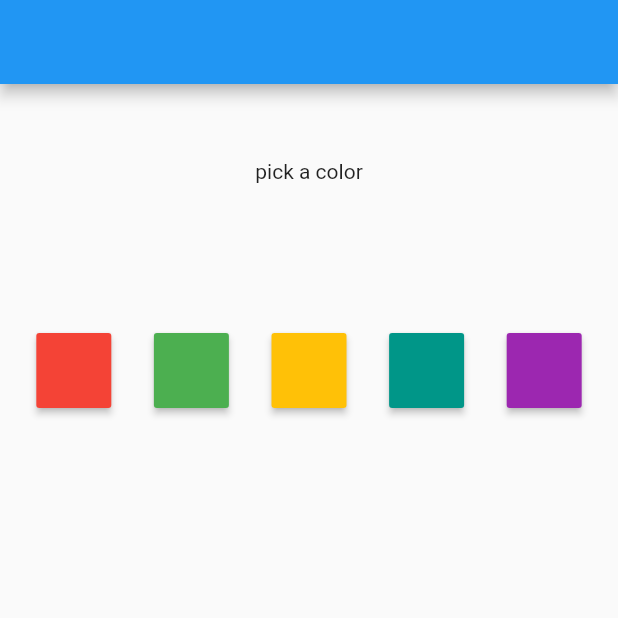
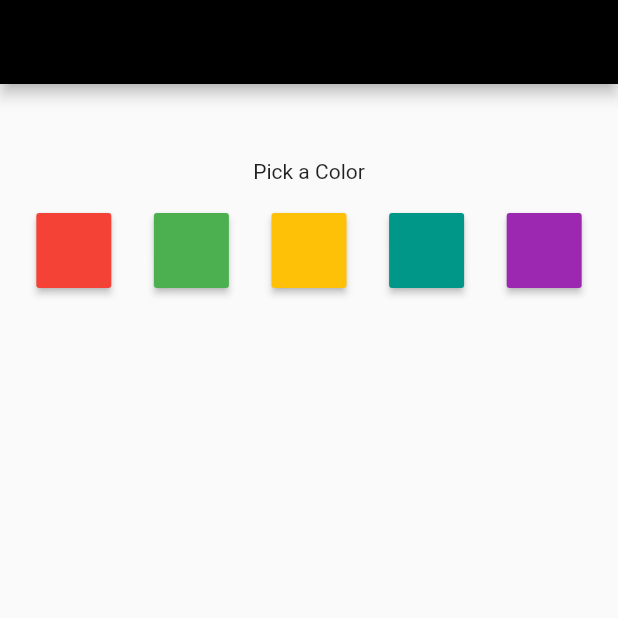
Before and after one commit to raheez/flutter_color_selection_study, a Flutter app: the screen it shows after launch, on a phone screen of 412 x 824 dp, the top half of it. Run offline on Flutter 3.47's test engine with Material 2 defaults, Android fonts, the phone set to English and light mode, and no system bars.

Commit message:
included provider

```diff
--- a/lib/main.dart
+++ b/lib/main.dart
@@ -1,6 +1,9 @@
 import 'package:flutter/material.dart';
+import 'package:flutter_color_selection/provider/home_provider.dart';
+import 'package:flutter_color_selection/provider/provider.dart';
 import 'package:flutter_color_selection/screens/splash.dart';
 import 'package:flutter_color_selection/routes/route.dart';
+import 'package:provider/provider.dart';
 
 void main() {
   runApp(const MyApp());
@@ -12,7 +15,9 @@ class MyApp extends StatelessWidget {
   // This widget is the root of your application.
   @override
   Widget build(BuildContext context) {
-    return MaterialApp(
+    return MultiProvider(
+      providers: providers(),
+      child: MaterialApp(
         debugShowCheckedModeBanner: false,
         title: 'Flutter Demo',
         theme: ThemeData(
@@ -21,6 +26,7 @@ class MyApp extends StatelessWidget {
         routes: routes(),
         home: SplashScreen(
         ),
+      ),
     );
   }
 }
--- /dev/null
+++ b/lib/provider/home_provider.dart
@@ -0,0 +1,16 @@
+import 'package:flutter/material.dart';
+
+class HomeProvider extends ChangeNotifier{
+  Color bg = Colors.black;
+
+  changeColor({required Color color }){
+    bg = color;
+    notifyListeners();
+  }
+
+  reset(){
+    bg = Colors.black;
+    notifyListeners();
+  }
+
+}
--- /dev/null
+++ b/lib/provider/provider.dart
@@ -0,0 +1,10 @@
+import 'package:flutter/material.dart';
+import 'package:flutter_color_selection/provider/home_provider.dart';
+import 'package:provider/provider.dart';
+import 'package:provider/single_child_widget.dart';
+
+List<SingleChildWidget> providers(){
+  return [
+    ChangeNotifierProvider.value(value: HomeProvider()),
+  ];
+}
--- a/lib/screens/home.dart
+++ b/lib/screens/home.dart
@@ -1,50 +1,111 @@
 import 'package:flutter/material.dart';
+import 'package:flutter_color_selection/provider/home_provider.dart';
 import 'package:provider/provider.dart';
 
-class HomeScreen extends StatefulWidget {
-  static String routeName = '/Home';
+class HomeScreen extends StatelessWidget {
 
   const HomeScreen({Key? key}) : super(key: key);
-
-  @override
-  State<HomeScreen> createState() => _HomeScreenState();
-}
-
-class _HomeScreenState extends State<HomeScreen> {
+  static String routeName = '/home';
   @override
   Widget build(BuildContext context) {
+    return Consumer<HomeProvider>(builder: (context, provider, child) {
       return Scaffold(
         appBar: AppBar(
+          backgroundColor: provider.bg,
           actions: [
-          MaterialButton(onPressed: (){},
-          padding:EdgeInsets.symmetric(
+            Consumer<HomeProvider>(builder: (context, provider2, child) {
+                return MaterialButton(
+                  onPressed: () {
+                    provider.reset();
+                  },
+                  padding: const EdgeInsets.symmetric(
                     horizontal: 20,
                   ),
+                  child: Text(
+                    "Reset",
+                  ),
+                );
+              }
             )
           ],
         ),
         body: Center(
           child: Padding(
-          padding: const EdgeInsets.symmetric(vertical: 50.0, horizontal: 10),
+            padding: const EdgeInsets.symmetric(vertical: 50, horizontal: 10),
             child: Column(
               crossAxisAlignment: CrossAxisAlignment.center,
               children: [
-              Text('pick a color'),
-              SizedBox(width: 100.0,height: 100.0),
+                Text(
+                  "Pick a Color",
+                ),
+                const SizedBox(
+                  height: 20,
+                ),
                 Row(
                   mainAxisAlignment: MainAxisAlignment.spaceAround,
                   children: [
-                  MaterialButton(color: Colors.red,minWidth: 50.0, height: 50.0,padding: EdgeInsets.all(20), onPressed: (){}),
-                  MaterialButton(color: Colors.green,minWidth: 50.0, height: 50.0,padding: EdgeInsets.all(20), onPressed: (){}),
-                  MaterialButton(color: Colors.amber,minWidth: 50.0, height: 50.0,padding: EdgeInsets.all(20), onPressed: (){}),
-                  MaterialButton(color: Colors.teal,minWidth: 50.0, height: 50.0,padding: EdgeInsets.all(20), onPressed: (){}),
-                  MaterialButton(color: Colors.purple,minWidth: 50.0, height: 50.0,padding: EdgeInsets.all(20), onPressed: (){})
+                    MaterialButton(
+                      color: Colors.red,
+                      minWidth: 50,
+                      height: 50,
+                      padding: const EdgeInsets.all(
+                        20,
+                      ),
+                      onPressed: () {
+                        provider.changeColor(color: Colors.red);
+                      },
+                    ),
+                    MaterialButton(
+                      color: Colors.green,
+                      minWidth: 50,
+                      height: 50,
+                      padding: const EdgeInsets.all(
+                        20,
+                      ),
+                      onPressed: () {
+                        provider.changeColor(color: Colors.green);
+                      },
+                    ),
+                    MaterialButton(
+                      color: Colors.amber,
+                      minWidth: 50,
+                      height: 50,
+                      padding: const EdgeInsets.all(
+                        20,
+                      ),
+                      onPressed: () {
+                        provider.changeColor(color: Colors.amber);
+                      },
+                    ),
+                    MaterialButton(
+                      color: Colors.teal,
+                      minWidth: 50,
+                      height: 50,
+                      padding: const EdgeInsets.all(
+                        20,
+                      ),
+                      onPressed: () {
+                        provider.changeColor(color: Colors.teal);
+                      },
+                    ),
+                    MaterialButton(
+                      color: Colors.purple,
+                      minWidth: 50,
+                      height: 50,
+                      padding: const EdgeInsets.all(
+                        20,
+                      ),
+                      onPressed: () {
+                        provider.changeColor(color: Colors.purple);
+                      },
+                    ),
                   ],
-              )
+                ),
               ],
             ),
           ),
         ),
       );
+    });
   }
 }
--- a/lib/screens/splash.dart
+++ b/lib/screens/splash.dart
@@ -4,7 +4,7 @@ import 'package:flutter_color_selection/screens/home.dart';
 
 class SplashScreen extends StatefulWidget {
   const SplashScreen({Key? key}) : super(key: key);
-  static String routeName = '/Splash';
+  static String routeName = '/splash';
 
   @override
   State<SplashScreen> createState() => _SplashScreenState();
```
Lines whose indentation alone changed are shown as unchanged.
